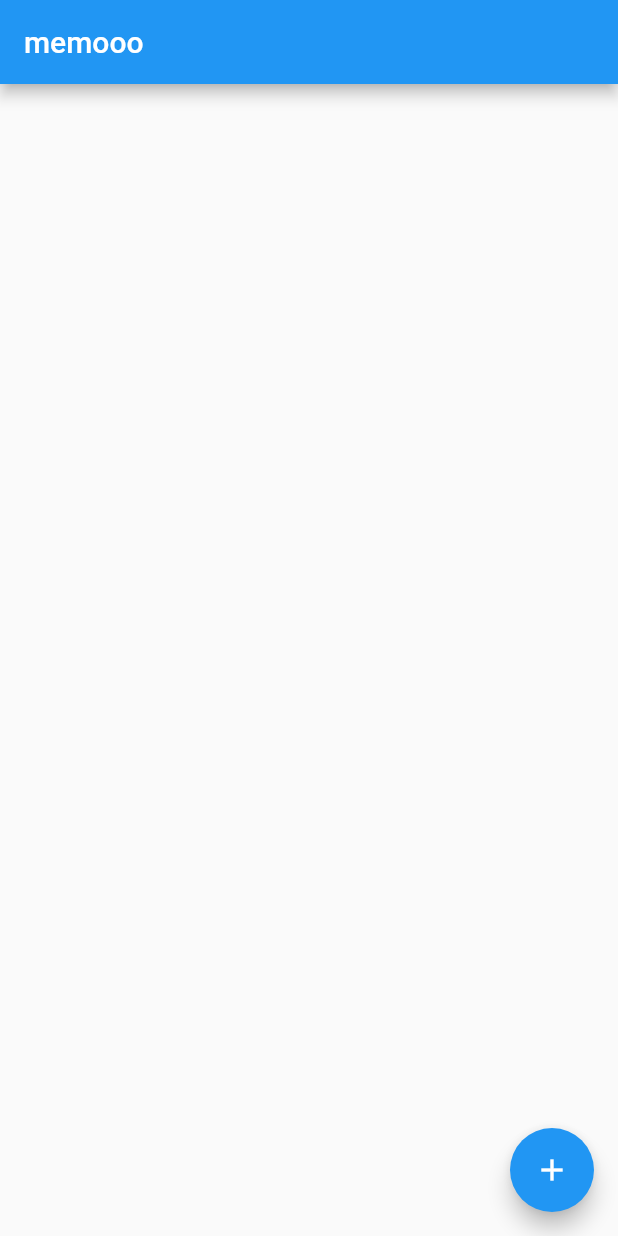
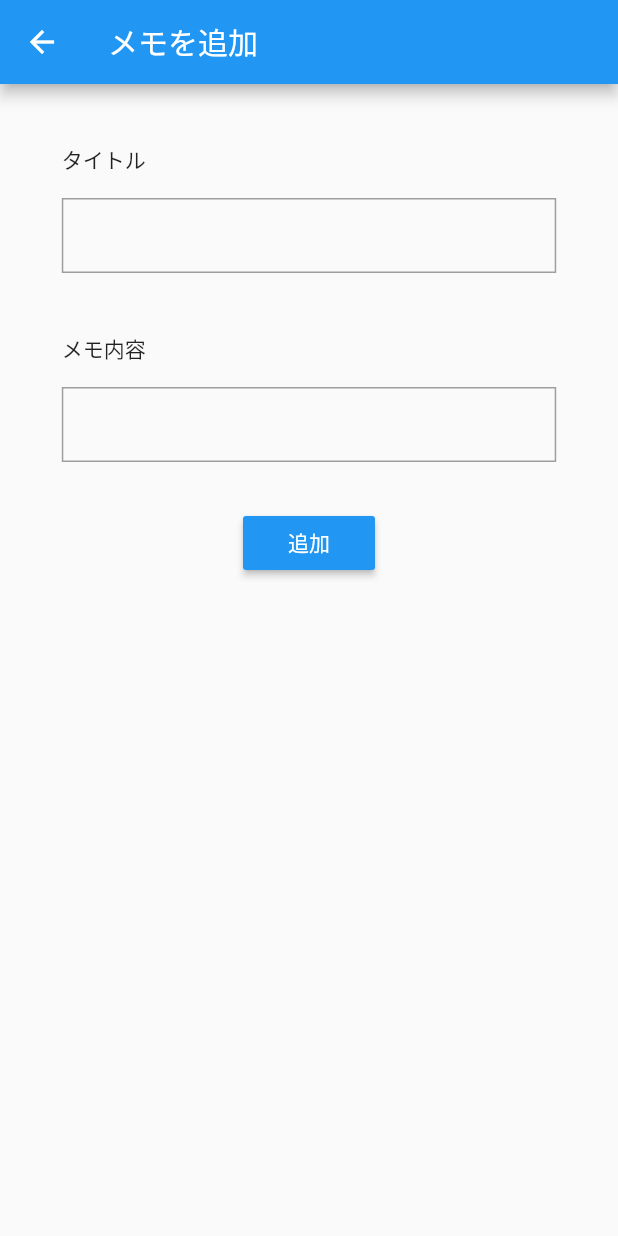
Before and after one commit to RyohaveGithub/memooo, a Flutter app: the screen it shows after launch, after a tap on the "add" icon, on a phone screen of 412 x 824 dp. Run offline on Flutter 3.47's test engine with Material 2 defaults, Android fonts, the phone set to English and light mode, and no system bars; our stand-ins replace cloud_firestore, firebase_core; accounts and stored records are empty.

Commit message:
AddMemoPage

```diff
--- /dev/null
+++ b/lib/pages/add_memo_page.dart
@@ -0,0 +1,86 @@
+import 'package:flutter/material.dart';
+
+class AddMemoPage extends StatefulWidget {
+  const AddMemoPage({Key? key}) : super(key: key);
+
+  @override
+  _AddMemoPageState createState() => _AddMemoPageState();
+}
+
+class _AddMemoPageState extends State<AddMemoPage> {
+  TextEditingController titleController = TextEditingController();
+  TextEditingController detailController = TextEditingController();
+
+  @override
+  Widget build(BuildContext context) {
+    return Scaffold(
+      appBar: AppBar(
+        title: Text("メモを追加"),
+      ),
+      body: Center(
+        child: Column(
+          crossAxisAlignment: CrossAxisAlignment.start,
+          children: [
+            Padding(
+              padding: const EdgeInsets.only(top:40.0),
+              child: Text("タイトル"),
+            ),
+            Padding(
+              padding: const EdgeInsets.only(top:15.0),
+              child: Container(
+                decoration:BoxDecoration(
+                    border:Border.all(color:Colors.grey)
+                ),
+                width:MediaQuery.of(context).size.width*0.8,
+                  child:TextField(
+                    controller: titleController ,
+                    decoration: InputDecoration(
+                      contentPadding: EdgeInsets.only(left:10),
+                        border: InputBorder.none
+                    ),
+                  ),
+              ),
+            ),
+            Padding(
+              padding: const EdgeInsets.only(top:40.0),
+              child: Text("メモ内容"),
+            ),
+            Padding(
+              padding: const EdgeInsets.only(top:15.0),
+              child: Container(
+                decoration:BoxDecoration(
+                    border:Border.all(color:Colors.grey)
+                ),
+                width:MediaQuery.of(context).size.width*0.8,
+                child:TextField(
+                  controller: detailController,
+                  decoration: InputDecoration(
+                      contentPadding: EdgeInsets.only(left:10),
+                      border: InputBorder.none
+                  ),
+                ),
+              ),
+            ),
+            Padding(
+              padding: const EdgeInsets.only(top:30.0),
+              child: Container(
+                width: MediaQuery.of(context).size.width*0.8,
+                alignment: Alignment.center,
+                child: RaisedButton(
+                  color: Theme.of(context).primaryColor,
+                  onPressed: () {
+                  },
+                  child:
+                  Text("追加"
+                  ,style: TextStyle(
+                      color:Colors.white,
+                  ),),
+                ),
+              ),
+            )
+          ],
+        ),
+      ),
+    );
+  }
+}
--- a/lib/pages/top_page.dart
+++ b/lib/pages/top_page.dart
@@ -1,6 +1,7 @@
 import 'package:cloud_firestore/cloud_firestore.dart';
 import 'package:flutter/material.dart';
 import 'package:memooo/model/memo.dart';
+import 'package:memooo/pages/add_memo_page.dart';
 import 'package:memooo/pages/memo_page.dart';
 
 
@@ -55,7 +56,7 @@ class _TopPageState extends State<TopPage> {
       ),
       floatingActionButton: FloatingActionButton(
         onPressed: (){
-
+          Navigator.push(context, MaterialPageRoute(builder: (context) => AddMemoPage()));
         },
         tooltip: 'Increment',
         child: const Icon(Icons.add),
```
